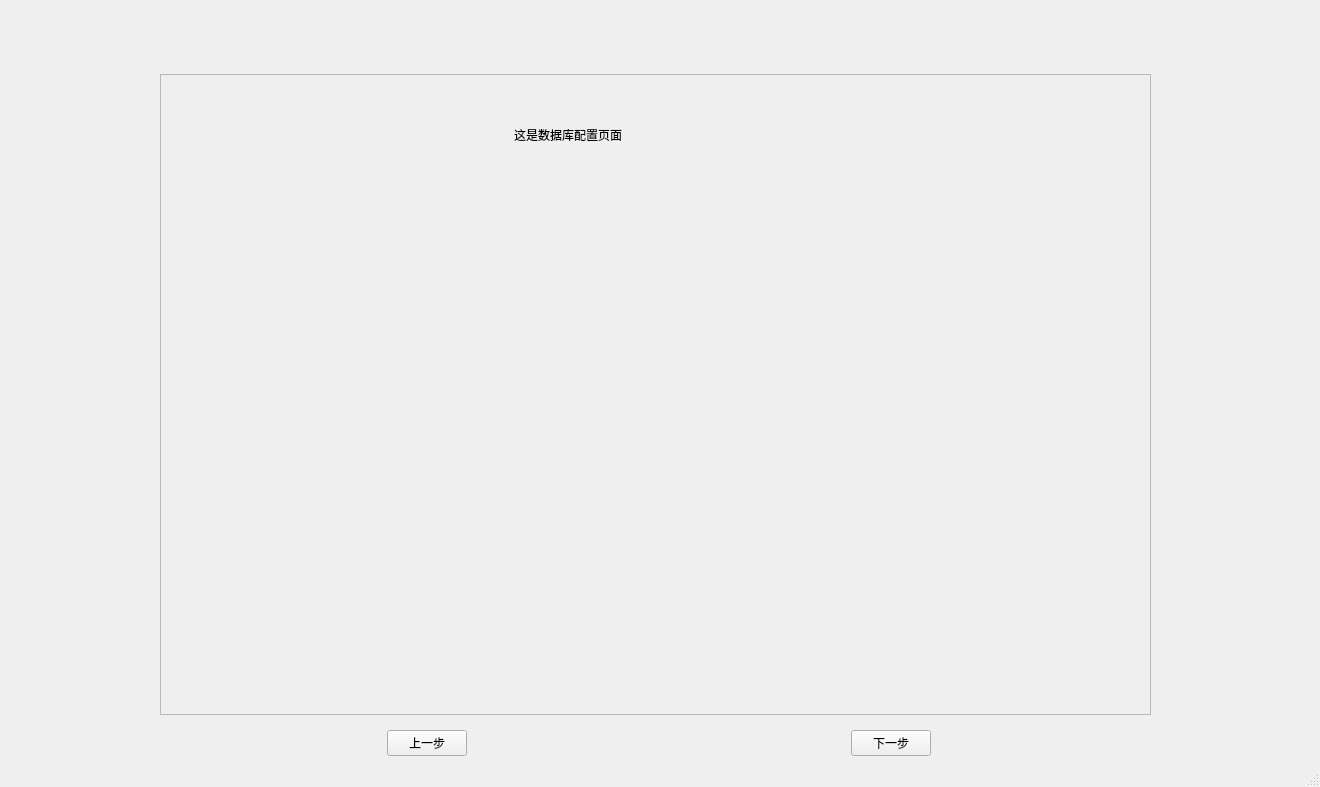
Above: app/ui/MainWindow_copy5.ui from ncepu-iDealStudio/Flask_RESTfulAPI_Codegen_Application before the change. Below: the same form after it.
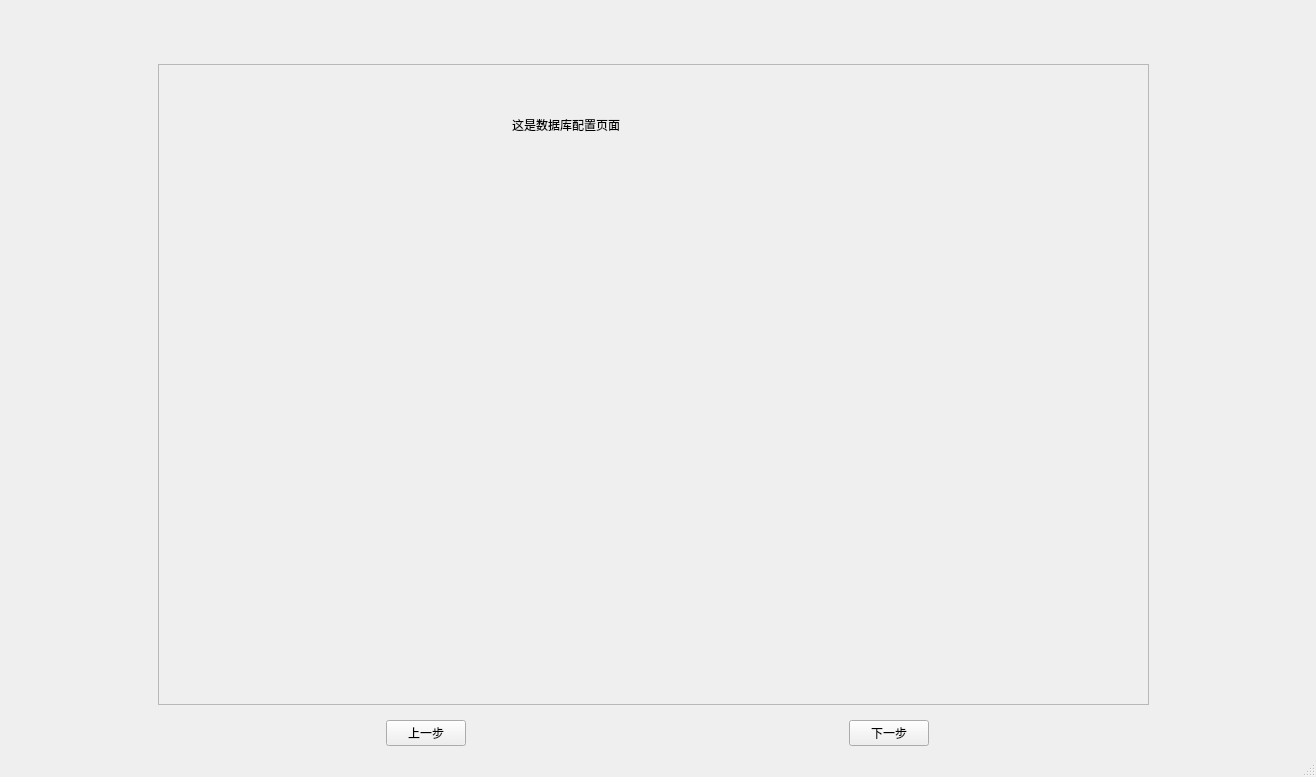
That is the form after the change.

Commit message: 代码生成界面(下一步按钮的完善)

The edit to the form file:
```diff
--- a/app/ui/MainWindow_copy5.ui
+++ b/app/ui/MainWindow_copy5.ui
@@ -6,8 +6,8 @@
    <rect>
     <x>0</x>
     <y>0</y>
-    <width>1320</width>
-    <height>787</height>
+    <width>1316</width>
+    <height>777</height>
    </rect>
   </property>
   <property name="windowTitle">
```
Left out of the diff: 2 changed lines with no effect on the pictures. The commit also changes 1 other file.
